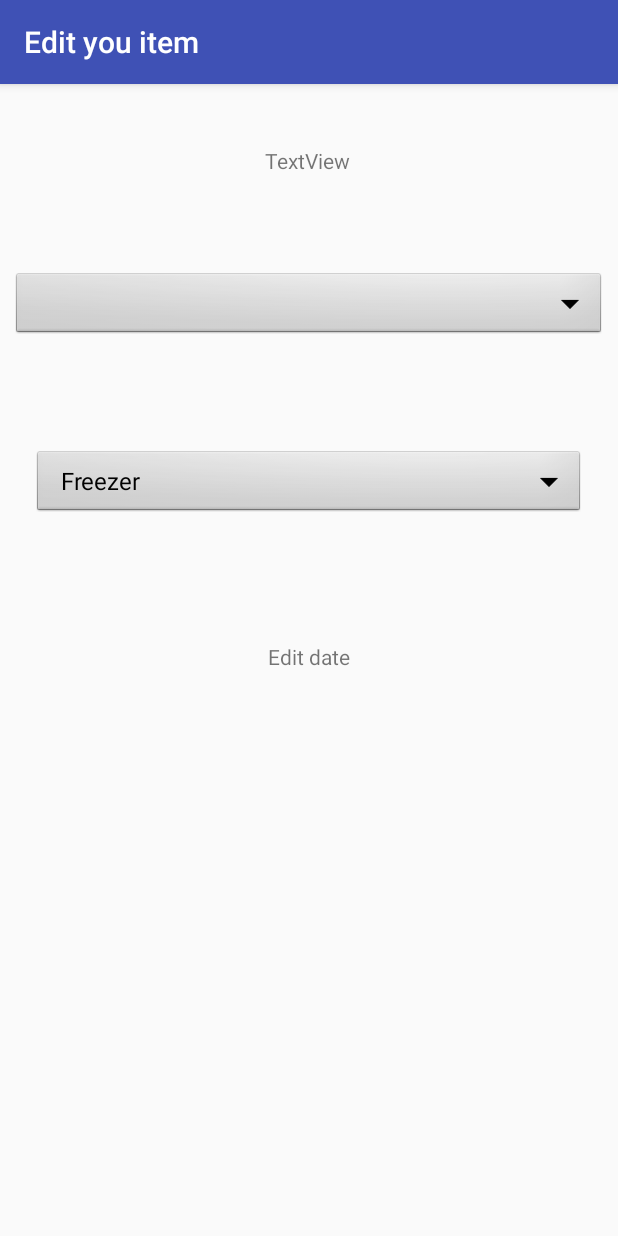
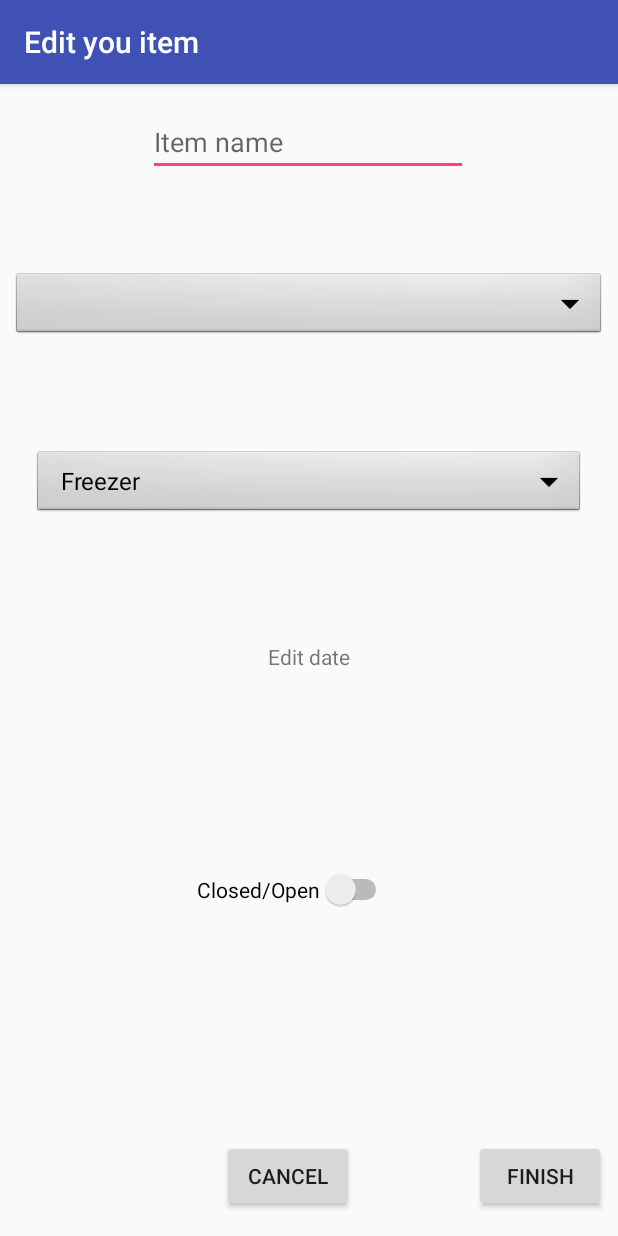
Before and after one commit to HamPaa35/P2_app_rep, an Android app: the editItem screen opened directly, with no data from a screen before it, on a phone screen of 412 x 824 dp. Run offline under Robolectric (Android 15) with nearby library versions, the light colour scheme and no system bars; 3 statements that could not run were skipped.

Commit message:
The edith page almost work

```diff
--- a/app/src/main/java/com/example/pjevs/projecttest1/editItem.java
+++ b/app/src/main/java/com/example/pjevs/projecttest1/editItem.java
@@ -8,9 +8,11 @@ import android.support.v7.app.AppCompatActivity;
 import android.os.Bundle;
 import android.view.View;
 import android.widget.ArrayAdapter;
+import android.widget.Button;
 import android.widget.DatePicker;
 import android.widget.EditText;
 import android.widget.Spinner;
+import android.widget.Switch;
 import android.widget.TextView;
 
 import java.util.ArrayList;
@@ -22,14 +24,17 @@ public class editItem extends AppCompatActivity {
     //From here : Attributes to DatePicker in TextView
     private TextView mDisplayDate;
     private DatePickerDialog.OnDateSetListener mDateSetListener;
-    private TextView itemNameTest;
     private EditText itemName;
     private String expirationDate;
+    private Button cancelButton;
+    private Button finishButton;
+    private Switch openClosed;
     //To here : Attributes to DatePicker in TextView
 
     //From here : Attributes to categoryPicker
     Spinner categoryDropper;
     Spinner storageDropper;
+
     Storage fridge = new Storage("Fridge");
     Storage freezer = new Storage("Freezer");
     Storage cupBoard = new Storage("Cupboard");
@@ -40,16 +45,22 @@ Spinner storageDropper;
     protected void onCreate(Bundle savedInstanceState) {
         super.onCreate(savedInstanceState);
         setContentView(R.layout.activity_edit_item);
+
         //From here : DatePicker in TextView
-        itemNameTest = (TextView) findViewById(R.id.itemName);
         mDisplayDate = (TextView) findViewById(R.id.datePicker);
-       itemName = (EditText) findViewById(R.id.addCategoryName);
+        itemName = (EditText) findViewById(R.id.editTextEditItem);
+        cancelButton = (Button) findViewById(R.id.cancelBtnEdit);
+        finishButton = (Button) findViewById(R.id.finishBtnEdit);
+        openClosed = (Switch) findViewById(R.id.switchEdit);
 
         Intent itemToEdit = getIntent();
-
         ItemClass itemToBeEdited = (ItemClass) itemToEdit.getSerializableExtra("Item to edit");
-
-        itemNameTest.setText(itemToBeEdited.getName());
+        itemName.setText(itemToBeEdited.getName());
+        if (itemToBeEdited.getExpirationDate() == "") {
+            mDisplayDate.setText("Expiration date");
+        } else {
+            mDisplayDate.setText(itemToBeEdited.getExpirationDate());
+        }
 
         mDisplayDate.setOnClickListener(new View.OnClickListener() {
             @Override
@@ -82,6 +93,7 @@ storageDropper();
 
 
     }
+
     //To here : DatePicker in TextView
     public void categoryDropper() {
         categoryDropper = findViewById(R.id.categoryPicker);
@@ -89,16 +101,39 @@ storageDropper();
         categoryDropper.setAdapter(categoryAdapter);
     }
 
-    public void storageDropper(){
+    public void storageDropper() {
         storageDropper = findViewById(R.id.storageDropper);
-        String[] storing = new String[] {freezer.getName(), fridge.getName(), cupBoard.getName()};
+        String[] storing = new String[]{freezer.getName(), fridge.getName(), cupBoard.getName()};
         ArrayAdapter<String> storingAdapter = new ArrayAdapter<>(this, android.R.layout.simple_spinner_dropdown_item, storing);
         storageDropper.setAdapter(storingAdapter);
 
     }
 
+    public void finnishButton(View view) {
+        ItemClass addedItem = new ItemClass(itemName(), categoryDropper.getSelectedItem().toString(), expirationDate, storageDropper.getSelectedItem().toString(), checkSwitch());
+        openInventory();
+        //Intent i = new Intent(this, inventory.class);
+        //i.putExtra("AddedItem", test);
+        //startActivity(i);
+    }
 
+    public void openInventory() {
+        Intent intent = new Intent(this, inventory.class);
+        startActivity(intent);
+    }
 
+    public String itemName(){
+        return itemName.getText().toString();
+    }
 
+    public String checkSwitch(){
+        if(openClosed.isChecked()){ return "Open";}
+        else return "Closed";
 
     }
+
+    public void closeAddItem(View view){
+        finish();
+    }
+
+}
--- a/app/src/main/java/com/example/pjevs/projecttest1/inventory.java
+++ b/app/src/main/java/com/example/pjevs/projecttest1/inventory.java
@@ -18,6 +18,7 @@ import android.widget.ArrayAdapter;
 import android.widget.Button;
 import android.widget.EditText;
 import android.widget.ListView;
+import android.widget.TextView;
 import android.widget.Toast;
 
 import com.google.gson.Gson;
@@ -124,9 +125,12 @@ public class inventory extends AppCompatActivity {
         View promptView = layoutInflater.inflate(R.layout.dialogalertdesign, null);
 
         final AlertDialog alertD = new AlertDialog.Builder(this).create();
+        TextView dialogName = (TextView) promptView.findViewById(R.id.itemNameDialog);
         Button editBtn = (Button) promptView.findViewById(R.id.editBtn);
         Button cancelBtn = (Button) promptView.findViewById(R.id.cancelBtn);
         Button delBtn = (Button) promptView.findViewById(R.id.delBtn);
+
+        dialogName.setText(ItemClass.getItemList().get(itemPosition).getName());
 
         editBtn.setOnClickListener(new View.OnClickListener() {
             @Override
@@ -166,6 +170,7 @@ public class inventory extends AppCompatActivity {
         Intent i = new Intent(this, editItem.class);
         i.putExtra("Item to edit", ItemClass.getItemList().get(itemPosition));
         startActivity(i);
+        ItemClass.getItemList().remove(itemPosition);
     }
 
 
--- a/app/src/main/res/layout/activity_add_category.xml
+++ b/app/src/main/res/layout/activity_add_category.xml
@@ -53,7 +53,7 @@
         android:layout_marginEnd="85dp"
         android:layout_marginStart="84dp"
         android:ems="10"
-        android:hint="Name"
+        android:hint="Category name"
         android:inputType="text"
         app:layout_constraintEnd_toEndOf="parent"
         app:layout_constraintHorizontal_bias="1.0"
--- a/app/src/main/res/layout/activity_additem.xml
+++ b/app/src/main/res/layout/activity_additem.xml
@@ -86,7 +86,7 @@
         android:layout_marginEnd="85dp"
         android:layout_marginStart="84dp"
         android:ems="10"
-        android:hint="Name"
+        android:hint="Item name"
         android:inputType="text"
         app:layout_constraintBottom_toTopOf="@+id/categoryPicker"
         app:layout_constraintEnd_toEndOf="parent"
--- a/app/src/main/res/layout/activity_edit_item.xml
+++ b/app/src/main/res/layout/activity_edit_item.xml
@@ -52,15 +52,58 @@
         app:layout_constraintTop_toTopOf="parent"
         app:layout_constraintVertical_bias="0.333" />
 
-    <TextView
-        android:id="@+id/itemName"
+    <EditText
+        android:id="@+id/editTextEditItem"
         android:layout_width="wrap_content"
         android:layout_height="wrap_content"
-        android:layout_marginEnd="164dp"
-        android:layout_marginStart="162dp"
-        android:layout_marginTop="41dp"
-        android:text="TextView"
+        android:layout_marginEnd="85dp"
+        android:layout_marginStart="84dp"
+        android:layout_marginTop="16dp"
+        android:ems="10"
+        android:hint="Item name"
+        android:inputType="textPersonName"
         app:layout_constraintEnd_toEndOf="parent"
         app:layout_constraintStart_toStartOf="parent"
         app:layout_constraintTop_toTopOf="parent" />
+
+    <Switch
+        android:id="@+id/switchEdit"
+        android:layout_width="wrap_content"
+        android:layout_height="wrap_content"
+        android:layout_marginEnd="131dp"
+        android:layout_marginStart="131dp"
+        android:layout_marginTop="127dp"
+        android:checked="false"
+        android:text="Closed/Open"
+        android:textOff="Closed"
+        android:textOn="Open"
+        app:layout_constraintEnd_toEndOf="parent"
+        app:layout_constraintHorizontal_bias="0.0"
+        app:layout_constraintStart_toStartOf="parent"
+        app:layout_constraintTop_toBottomOf="@+id/datePicker" />
+
+    <Button
+        android:id="@+id/finishBtnEdit"
+        android:layout_width="wrap_content"
+        android:layout_height="wrap_content"
+        android:layout_marginBottom="16dp"
+        android:layout_marginEnd="8dp"
+        android:onClick="finnishButton"
+        android:text="Finish"
+        app:layout_constraintBottom_toBottomOf="parent"
+        app:layout_constraintEnd_toEndOf="parent" />
+
+    <Button
+        android:id="@+id/cancelBtnEdit"
+        android:layout_width="wrap_content"
+        android:layout_height="wrap_content"
+        android:layout_marginBottom="16dp"
+        android:layout_marginEnd="52dp"
+        android:layout_marginStart="148dp"
+        android:onClick="closeAddItem"
+        android:text="Cancel"
+        app:layout_constraintBottom_toBottomOf="parent"
+        app:layout_constraintEnd_toStartOf="@+id/finishBtn"
+        app:layout_constraintStart_toStartOf="parent" />
+
 </android.support.constraint.ConstraintLayout>
--- a/app/src/main/res/layout/dialogalertdesign.xml
+++ b/app/src/main/res/layout/dialogalertdesign.xml
@@ -43,7 +43,7 @@
             android:text="Delete" />
 
         <TextView
-            android:id="@+id/itemName"
+            android:id="@+id/itemNameDialog"
             android:layout_width="wrap_content"
             android:layout_height="wrap_content"
             android:layout_alignParentTop="true"
```
Lines whose indentation alone changed are shown as unchanged.
